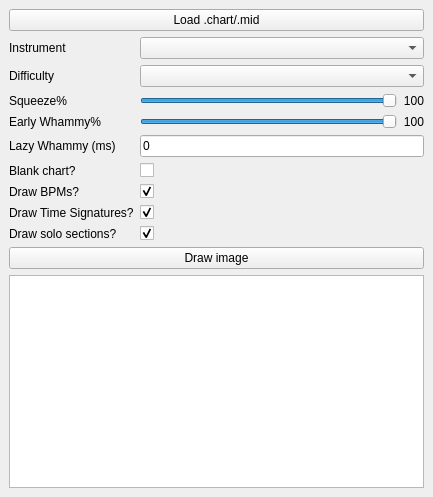
The window that gui/mainwindow.ui (GenericMadScientist/CHOpt) describes before a commit, drawn with Qt 5.
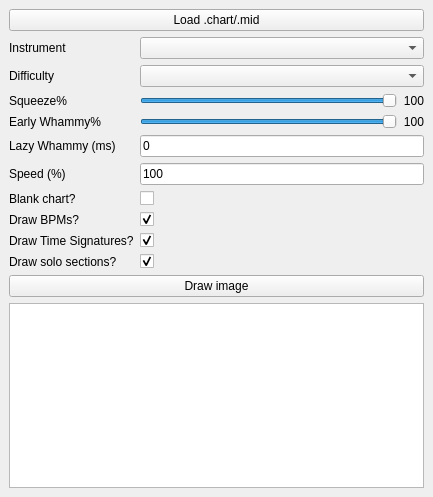
The same window after the commit.

Patch:
```diff
--- a/gui/mainwindow.ui
+++ b/gui/mainwindow.ui
@@ -144,14 +144,14 @@
         </property>
        </widget>
       </item>
-      <item row="6" column="0">
+      <item row="7" column="0">
        <widget class="QLabel" name="label_7">
         <property name="text">
          <string>Blank chart?</string>
         </property>
        </widget>
       </item>
-      <item row="6" column="1">
+      <item row="7" column="1">
        <widget class="QCheckBox" name="blankPathCheckBox">
         <property name="layoutDirection">
          <enum>Qt::LeftToRight</enum>
@@ -161,14 +161,14 @@
         </property>
        </widget>
       </item>
-      <item row="7" column="0">
+      <item row="8" column="0">
        <widget class="QLabel" name="label_2">
         <property name="text">
          <string>Draw BPMs?</string>
         </property>
        </widget>
       </item>
-      <item row="7" column="1">
+      <item row="8" column="1">
        <widget class="QCheckBox" name="drawBpmsCheckBox">
         <property name="text">
          <string/>
@@ -178,14 +178,14 @@
         </property>
        </widget>
       </item>
-      <item row="8" column="0">
+      <item row="9" column="0">
        <widget class="QLabel" name="label_8">
         <property name="text">
          <string>Draw Time Signatures?</string>
         </property>
        </widget>
       </item>
-      <item row="8" column="1">
+      <item row="9" column="1">
        <widget class="QCheckBox" name="drawTsesCheckBox">
         <property name="text">
          <string/>
@@ -195,14 +195,14 @@
         </property>
        </widget>
       </item>
-      <item row="9" column="0">
+      <item row="10" column="0">
        <widget class="QLabel" name="label_9">
         <property name="text">
          <string>Draw solo sections?</string>
         </property>
        </widget>
       </item>
-      <item row="9" column="1">
+      <item row="10" column="1">
        <widget class="QCheckBox" name="drawSolosCheckBox">
         <property name="text">
          <string/>
@@ -212,20 +212,34 @@
         </property>
        </widget>
       </item>
-      <item row="10" column="0" colspan="2">
+      <item row="11" column="0" colspan="2">
        <widget class="QPushButton" name="findPathButton">
         <property name="text">
          <string>Draw image</string>
         </property>
        </widget>
       </item>
-      <item row="11" column="0" colspan="2">
+      <item row="12" column="0" colspan="2">
        <widget class="QTextEdit" name="messageBox">
         <property name="readOnly">
          <bool>true</bool>
         </property>
        </widget>
       </item>
+      <item row="6" column="0">
+       <widget class="QLabel" name="label_10">
+        <property name="text">
+         <string>Speed (%)</string>
+        </property>
+       </widget>
+      </item>
+      <item row="6" column="1">
+       <widget class="QLineEdit" name="speedLineEdit">
+        <property name="text">
+         <string>100</string>
+        </property>
+       </widget>
+      </item>
      </layout>
     </item>
    </layout>
```
Left out of the diff: 2 changed lines with no effect on the pictures. Lines whose indentation alone changed are shown as unchanged.
